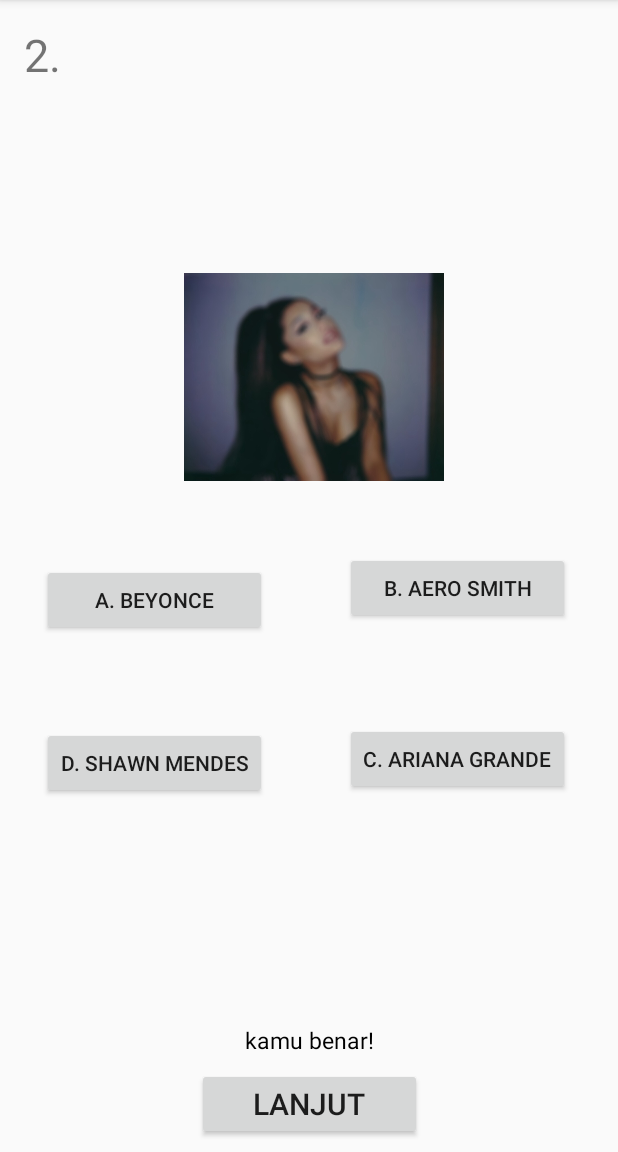
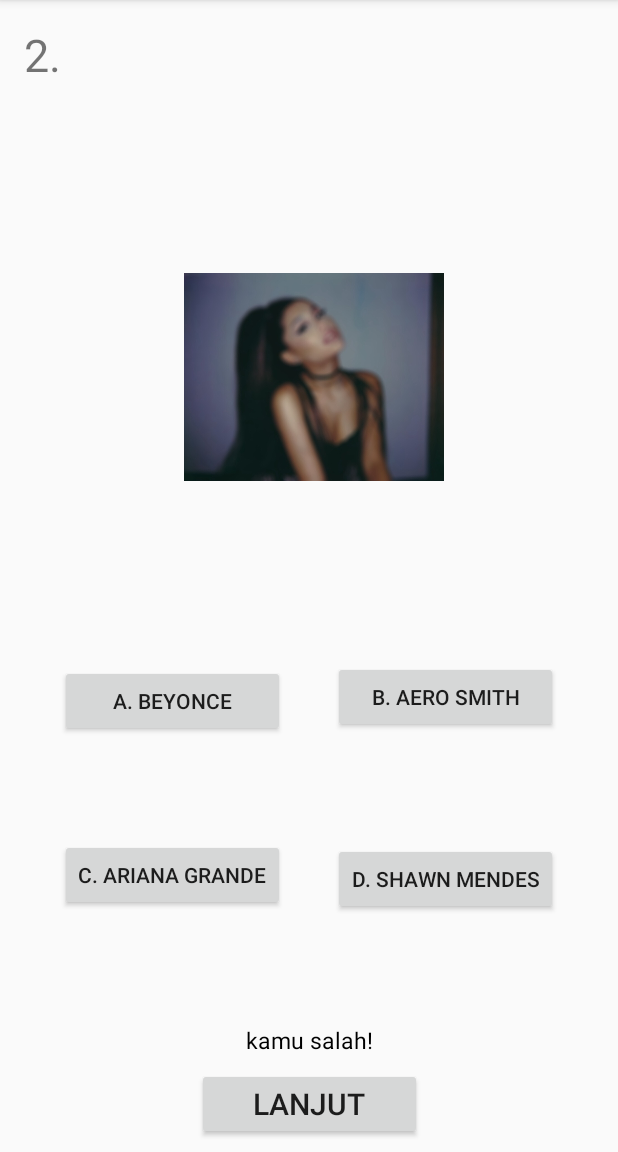
Before and after one commit to jun2900/AndroidStudioProjek, an Android app: the TebakPenyanyi screen opened directly, with no data from a screen before it, after a tap on an icon or button, on a phone screen of 412 x 824 dp, the part 84-1236 px from its top. Run offline under Robolectric (Android 15) with nearby library versions, the phone set to English and light mode, and no system bars; 3 other taps on this screen came first.

Commit message:
perbaikan 2

```diff
--- a/app/src/main/java/com/example/tebaklagu/TebakPenyanyi.java
+++ b/app/src/main/java/com/example/tebaklagu/TebakPenyanyi.java
@@ -113,7 +113,7 @@ public class TebakPenyanyi extends AppCompatActivity {
         return new View.OnClickListener() {
             @Override
             public void onClick(View v) {
-                setCorrect(true);
+                setCorrect(false);
             }
         };
     }
--- a/app/src/main/res/layout/activity_tebak_penyanyi.xml
+++ b/app/src/main/res/layout/activity_tebak_penyanyi.xml
@@ -35,55 +35,53 @@
         android:id="@+id/buttonC3"
         android:layout_width="150dp"
         android:layout_height="wrap_content"
-        android:layout_marginTop="56dp"
-        android:layout_marginEnd="8dp"
+        android:layout_marginStart="8dp"
         android:layout_marginBottom="8dp"
         android:text="C. Test3"
         app:layout_constraintBottom_toTopOf="@+id/penyanyiSebenarnya"
-        app:layout_constraintEnd_toEndOf="parent"
-        app:layout_constraintHorizontal_bias="0.68"
-        app:layout_constraintStart_toEndOf="@+id/buttonD3"
-        app:layout_constraintTop_toBottomOf="@+id/buttonB3"
-        app:layout_constraintVertical_bias="0.065" />
+        app:layout_constraintEnd_toStartOf="@+id/buttonD3"
+        app:layout_constraintHorizontal_bias="0.5"
+        app:layout_constraintStart_toStartOf="parent"
+        app:layout_constraintTop_toBottomOf="@+id/buttonA3" />
 
     <Button
         android:id="@+id/buttonD3"
         android:layout_width="150dp"
         android:layout_height="wrap_content"
-        android:layout_marginStart="28dp"
-        android:layout_marginTop="52dp"
+        android:layout_marginTop="8dp"
+        android:layout_marginEnd="8dp"
         android:layout_marginBottom="8dp"
         android:text="D. Test4"
         app:layout_constraintBottom_toTopOf="@+id/penyanyiSebenarnya"
-        app:layout_constraintEnd_toStartOf="@+id/buttonC"
+        app:layout_constraintEnd_toEndOf="parent"
         app:layout_constraintHorizontal_bias="0.5"
-        app:layout_constraintStart_toStartOf="parent"
-        app:layout_constraintTop_toBottomOf="@+id/buttonA3"
+        app:layout_constraintStart_toEndOf="@+id/buttonC3"
+        app:layout_constraintTop_toBottomOf="@+id/buttonB3"
         app:layout_constraintVertical_bias="0.056" />
 
     <Button
         android:id="@+id/buttonB3"
         android:layout_width="150dp"
         android:layout_height="wrap_content"
-        android:layout_marginEnd="32dp"
+        android:layout_marginTop="8dp"
+        android:layout_marginEnd="8dp"
         android:text="B. Test2"
-        app:layout_constraintBottom_toTopOf="@+id/buttonC"
+        app:layout_constraintBottom_toTopOf="@+id/buttonD3"
         app:layout_constraintEnd_toEndOf="parent"
         app:layout_constraintHorizontal_bias="0.5"
-        app:layout_constraintStart_toEndOf="@+id/buttonA"
+        app:layout_constraintStart_toEndOf="@+id/buttonA3"
         app:layout_constraintTop_toBottomOf="@+id/ivPenyanyi" />
 
     <Button
         android:id="@+id/buttonA3"
         android:layout_width="150dp"
         android:layout_height="wrap_content"
-        android:layout_marginStart="28dp"
+        android:layout_marginStart="8dp"
         android:layout_marginTop="8dp"
-        android:layout_marginEnd="8dp"
         android:text="A. test1"
-        app:layout_constraintBottom_toTopOf="@+id/buttonD"
+        app:layout_constraintBottom_toTopOf="@+id/buttonC3"
         app:layout_constraintEnd_toStartOf="@+id/buttonB3"
-        app:layout_constraintHorizontal_bias="0.0"
+        app:layout_constraintHorizontal_bias="0.5"
         app:layout_constraintStart_toStartOf="parent"
         app:layout_constraintTop_toBottomOf="@+id/ivPenyanyi" />
 
```
